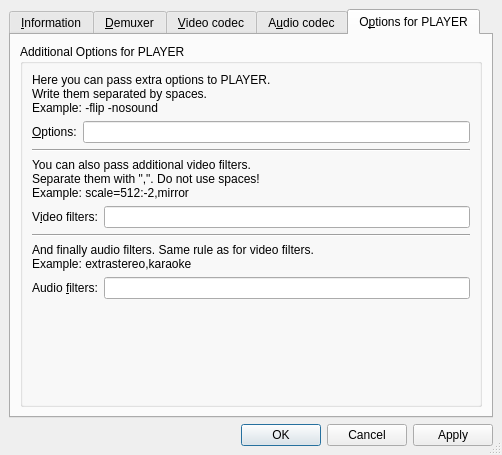
Above: src/gui/filepropertiesdialog.ui from wilbert2000/wzplayer before the change. Below: the same form after it.
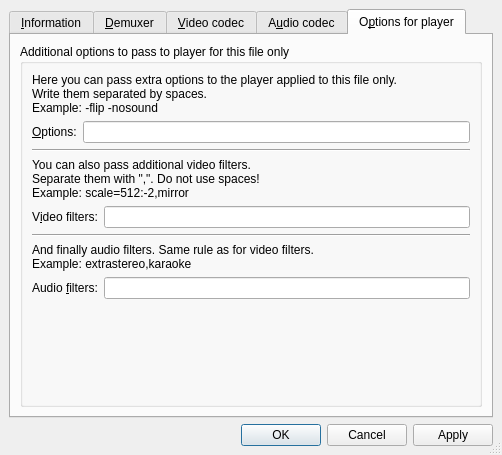
That is the form after the change. The open tabs and pages were chosen to show the change.

Commit message: Make explicit player options are for this file only.

```diff
--- a/src/gui/filepropertiesdialog.ui
+++ b/src/gui/filepropertiesdialog.ui
@@ -237,7 +237,7 @@
      </widget>
      <widget class="QWidget" name="options_page">
       <attribute name="title">
-       <string notr="true">O&amp;ptions for PLAYER</string>
+       <string notr="true">O&amp;ptions for player</string>
       </attribute>
       <layout class="QVBoxLayout">
        <property name="spacing">
@@ -249,7 +249,7 @@
        <item>
         <widget class="QGroupBox" name="groupBox">
          <property name="title">
-          <string notr="true">Additional Options for PLAYER</string>
+          <string notr="true">Additional options to pass to player for this file only</string>
          </property>
          <layout class="QVBoxLayout">
           <property name="spacing">
@@ -261,7 +261,7 @@
           <item>
            <widget class="QLabel" name="options_info_label">
             <property name="text">
-             <string notr="true">Here you can pass extra options to PLAYER.
+             <string notr="true">Here you can pass extra options to the player applied to this file only.
 Write them separated by spaces.
 Example: -flip -nosound</string>
             </property>
```
The commit also changes 1 other file.
